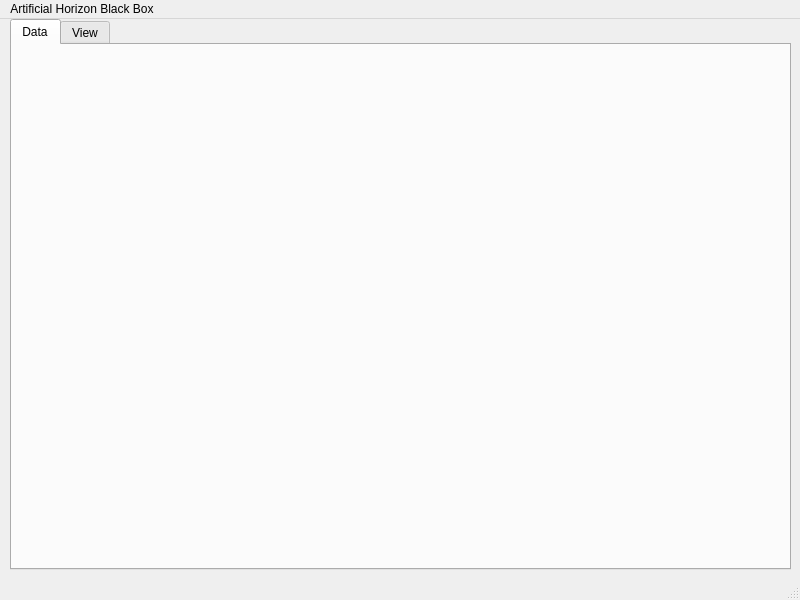
First picture: the form in src/mainwindow.ui, repository omdovhopolyi/ArtificialHorizonBlackBox, before the edit.
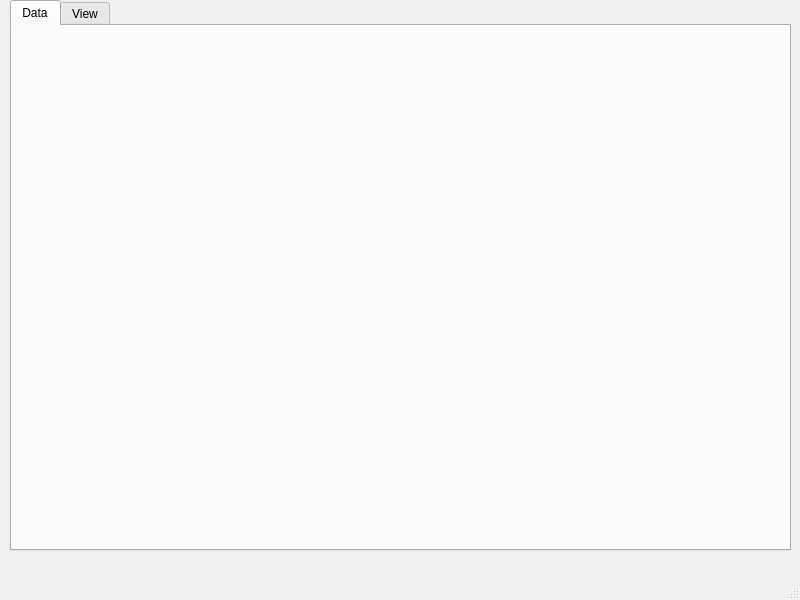
Second picture: the form after the edit.

The edit to the form file:
```diff
--- a/src/mainwindow.ui
+++ b/src/mainwindow.ui
@@ -49,22 +49,6 @@
     </widget>
    </widget>
   </widget>
-  <widget class="QMenuBar" name="menubar">
-   <property name="geometry">
-    <rect>
-     <x>0</x>
-     <y>0</y>
-     <width>800</width>
-     <height>20</height>
-    </rect>
-   </property>
-   <widget class="QMenu" name="menuArtificial_Horizon_Black_Box">
-    <property name="title">
-     <string>Artificial Horizon Black Box</string>
-    </property>
-   </widget>
-   <addaction name="menuArtificial_Horizon_Black_Box"/>
-  </widget>
   <widget class="QStatusBar" name="statusbar"/>
  </widget>
  <resources/>
```
